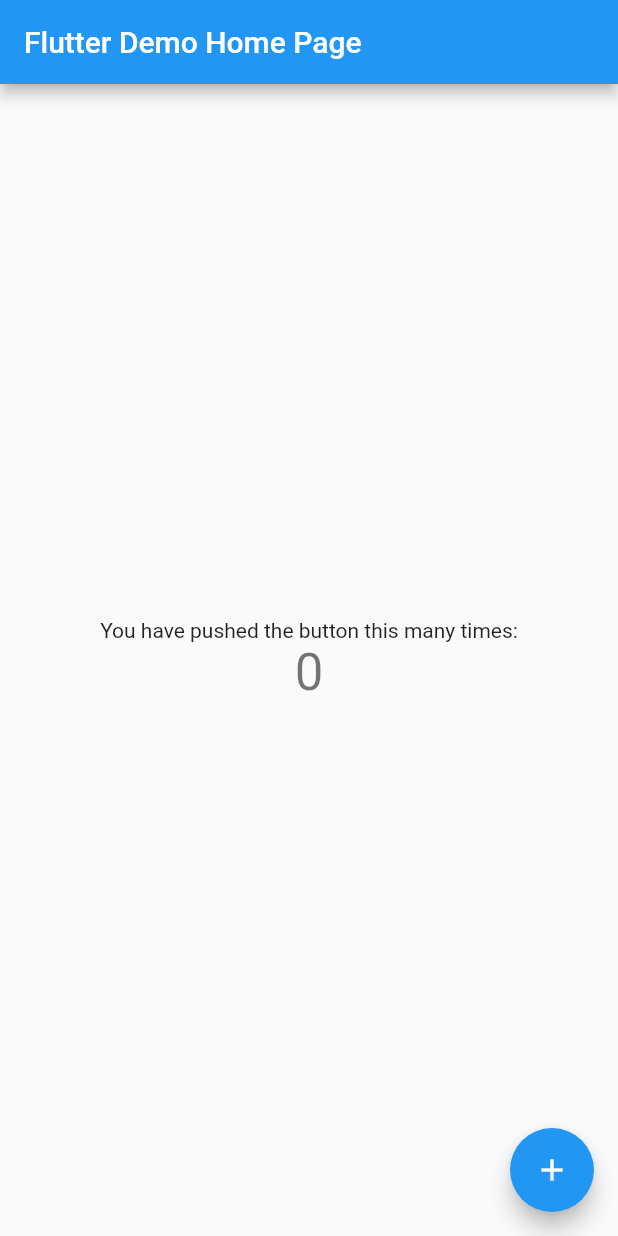
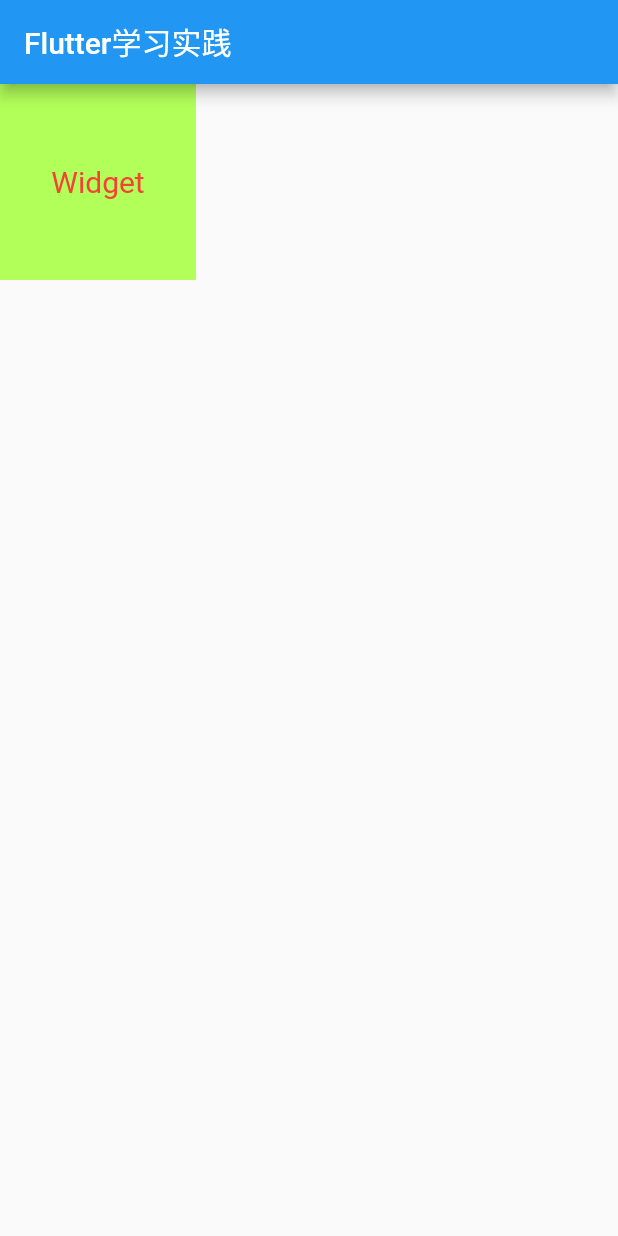
Before and after one commit to kejunyao/flutter_practice, a Flutter app: the screen it shows after launch, on a phone screen of 412 x 824 dp. Run offline on Flutter 3.47's test engine with Material 2 defaults, Android fonts, the phone set to English and light mode, and no system bars.

Commit message:
【Add】新增五角星评分widget
Signed-off-by: kejunyao <kejunyao@126.com>

```diff
--- /dev/null
+++ b/lib/item.dart
@@ -0,0 +1,20 @@
+import 'package:flutter/cupertino.dart';
+import 'package:flutter/material.dart';
+
+/// 列表通用数据结构模型
+class Item {
+  String name;
+  Widget page;
+  Item(this.name, this.page);
+
+  Item.withScaffold(String name, Widget widget) {
+    this.name = name;
+    this.page = Scaffold(
+      appBar: AppBar(
+        title: Text(name),
+      ),
+      body: widget,
+    );
+  }
+
+}
--- a/lib/main.dart
+++ b/lib/main.dart
@@ -1,117 +1,35 @@
 import 'package:flutter/material.dart';
+import 'package:flutter_practice/widget/base_grid_view_screen.dart';
+import 'package:flutter_practice/item.dart';
+import 'package:flutter_practice/widget/widget_list_screen.dart';
 
 void main() {
   runApp(MyApp());
 }
 
 class MyApp extends StatelessWidget {
-  // This widget is the root of your application.
   @override
   Widget build(BuildContext context) {
     return MaterialApp(
-      title: 'Flutter Demo',
+      title: 'Flutter学习实践',
       theme: ThemeData(
-        // This is the theme of your application.
-        //
-        // Try running your application with "flutter run". You'll see the
-        // application has a blue toolbar. Then, without quitting the app, try
-        // changing the primarySwatch below to Colors.green and then invoke
-        // "hot reload" (press "r" in the console where you ran "flutter run",
-        // or simply save your changes to "hot reload" in a Flutter IDE).
-        // Notice that the counter didn't reset back to zero; the application
-        // is not restarted.
         primarySwatch: Colors.blue,
-        // This makes the visual density adapt to the platform that you run
-        // the app on. For desktop platforms, the controls will be smaller and
-        // closer together (more dense) than on mobile platforms.
         visualDensity: VisualDensity.adaptivePlatformDensity,
       ),
-      home: MyHomePage(title: 'Flutter Demo Home Page'),
+      home: MyHomePage(title: 'Flutter学习实践'),
     );
   }
 }
 
-class MyHomePage extends StatefulWidget {
-  MyHomePage({Key key, this.title}) : super(key: key);
+class MyHomePage extends BaseGridView {
 
-  // This widget is the home page of your application. It is stateful, meaning
-  // that it has a State object (defined below) that contains fields that affect
-  // how it looks.
-
-  // This class is the configuration for the state. It holds the values (in this
-  // case the title) provided by the parent (in this case the App widget) and
-  // used by the build method of the State. Fields in a Widget subclass are
-  // always marked "final".
-
-  final String title;
+  MyHomePage({Key key, String title}) : super(key: key, title: title);
 
   @override
-  _MyHomePageState createState() => _MyHomePageState();
-}
-
-class _MyHomePageState extends State<MyHomePage> {
-  int _counter = 0;
-
-  void _incrementCounter() {
-    setState(() {
-      // This call to setState tells the Flutter framework that something has
-      // changed in this State, which causes it to rerun the build method below
-      // so that the display can reflect the updated values. If we changed
-      // _counter without calling setState(), then the build method would not be
-      // called again, and so nothing would appear to happen.
-      _counter++;
-    });
+  List<Item> buildItems() {
+    List<Item> items = [];
+    items.add(Item('Widget', WidgetListScreen(title: 'Widget')));
+    return items;
   }
 
-  @override
-  Widget build(BuildContext context) {
-    // This method is rerun every time setState is called, for instance as done
-    // by the _incrementCounter method above.
-    //
-    // The Flutter framework has been optimized to make rerunning build methods
-    // fast, so that you can just rebuild anything that needs updating rather
-    // than having to individually change instances of widgets.
-    return Scaffold(
-      appBar: AppBar(
-        // Here we take the value from the MyHomePage object that was created by
-        // the App.build method, and use it to set our appbar title.
-        title: Text(widget.title),
-      ),
-      body: Center(
-        // Center is a layout widget. It takes a single child and positions it
-        // in the middle of the parent.
-        child: Column(
-          // Column is also a layout widget. It takes a list of children and
-          // arranges them vertically. By default, it sizes itself to fit its
-          // children horizontally, and tries to be as tall as its parent.
-          //
-          // Invoke "debug painting" (press "p" in the console, choose the
-          // "Toggle Debug Paint" action from the Flutter Inspector in Android
-          // Studio, or the "Toggle Debug Paint" command in Visual Studio Code)
-          // to see the wireframe for each widget.
-          //
-          // Column has various properties to control how it sizes itself and
-          // how it positions its children. Here we use mainAxisAlignment to
-          // center the children vertically; the main axis here is the vertical
-          // axis because Columns are vertical (the cross axis would be
-          // horizontal).
-          mainAxisAlignment: MainAxisAlignment.center,
-          children: <Widget>[
-            Text(
-              'You have pushed the button this many times:',
-            ),
-            Text(
-              '$_counter',
-              style: Theme.of(context).textTheme.headline4,
-            ),
-          ],
-        ),
-      ),
-      floatingActionButton: FloatingActionButton(
-        onPressed: _incrementCounter,
-        tooltip: 'Increment',
-        child: Icon(Icons.add),
-      ), // This trailing comma makes auto-formatting nicer for build methods.
-    );
-  }
 }
--- /dev/null
+++ b/lib/util/navigator_utils.dart
@@ -0,0 +1,14 @@
+import 'package:flutter/cupertino.dart';
+import 'package:flutter/material.dart';
+
+/// 跳转工具类
+class NavigatorUtils {
+
+  /// 页面跳转
+  static Future<T> push<T>(BuildContext context, Widget widget) {
+    Navigator.of(context).push(MaterialPageRoute(builder: (context) {
+      return widget;
+    }));
+  }
+
+}
--- /dev/null
+++ b/lib/widget/widget_list_screen.dart
@@ -0,0 +1,18 @@
+import 'package:flutter/cupertino.dart';
+import 'package:flutter_practice/widget/base_list_view_screen.dart';
+import 'package:flutter_practice/item.dart';
+import 'package:flutter_practice/widget/star_rating.dart';
+
+/// 各种控件列表
+class WidgetListScreen extends BaseListView {
+
+  WidgetListScreen({Key key, String title}) : super(key: key, title: title);
+
+  @override
+  List<Item> buildItems() {
+    List<Item> items = [];
+    items.add(Item.withScaffold('评分控件', StartRating(rating: 9.5, count: 10)));
+    return items;
+  }
+
+}
```
Also changed, not shown: lib/widget/base_grid_view_screen.dart (added, +67 -0 lines), lib/widget/base_list_view_screen.dart (added, +71 -0 lines), lib/widget/star_rating.dart (added, +88 -0 lines), 1 other file.
